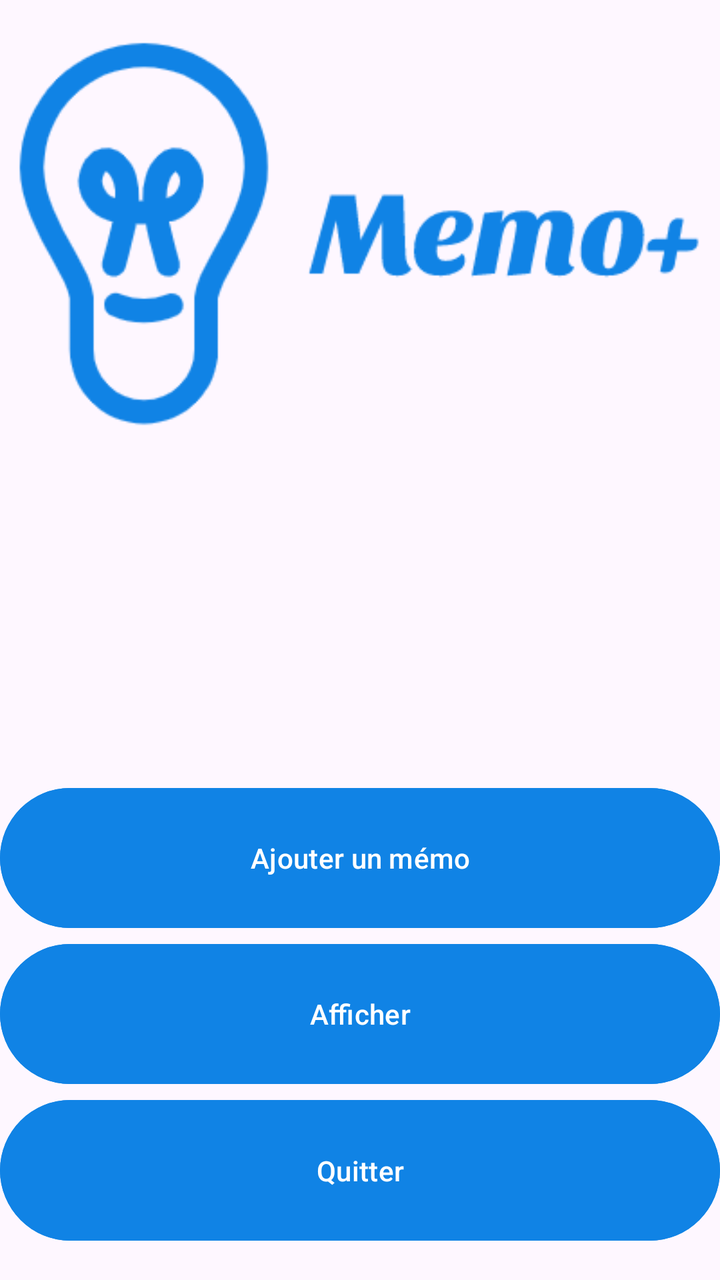
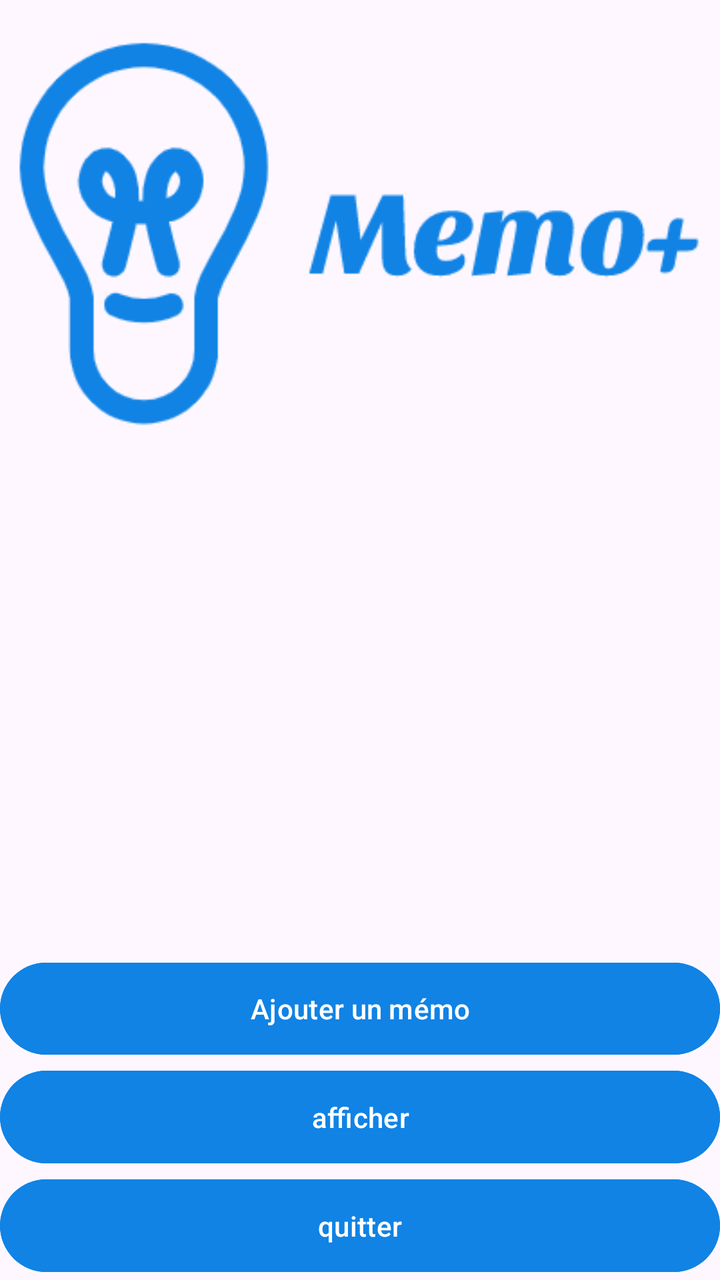

Two renders of the same Android screen: before a commit and after it. Below are the layout's source before the change and the commit's diff.
<!-- AndroidManifest.xml: application theme Theme.Annexe1 -->
<!-- res/layout/activity_main.xml -->
<?xml version="1.0" encoding="utf-8"?>
<LinearLayout xmlns:android="http://schemas.android.com/apk/res/android"
    xmlns:app="http://schemas.android.com/apk/res-auto"
    xmlns:tools="http://schemas.android.com/tools"
    android:id="@+id/main"
    android:layout_width="match_parent"
    android:layout_height="match_parent"
    android:orientation="vertical"
    tools:context=".MainActivity" >

    <ImageView
        android:id="@+id/imageView"
        android:layout_width="match_parent"
        android:layout_height="0dp"
        android:layout_weight="1.5"
        app:srcCompat="@drawable/logo" />

    <Space
        android:layout_width="match_parent"
        android:layout_height="0dp"
        android:layout_weight="1" />

    <LinearLayout
        android:layout_width="match_parent"
        android:layout_height="0dp"
        android:layout_weight="1.5"
        android:orientation="vertical">

        <Button
            android:id="@+id/bouton_ajouter"
            android:layout_width="match_parent"
            android:layout_height="0dp"
            android:layout_weight="1"
            android:backgroundTint="#1083e5"
            android:text="Ajouter un mémo" />

        <Button
            android:id="@+id/bouton_afficher"
            android:layout_width="match_parent"
            android:layout_height="0dp"
            android:layout_weight="1"
            android:backgroundTint="#1083e5"
            android:text="Afficher" />

        <Button
            android:id="@+id/bouton_quitter"
            android:layout_width="match_parent"
            android:layout_height="0dp"
            android:layout_weight="1"
            android:backgroundTint="#1083e5"
            android:text="Quitter" />
    </LinearLayout>

    <Space
        android:layout_width="match_parent"
        android:layout_height="0dp"
        android:layout_weight="0.1" />

</LinearLayout>
<!-- resources referenced by this layout -->
<resources>
  <!-- drawable logo: png bitmap (drawable, 16261 bytes) -->
  <style name="Theme.Annexe1" parent="Base.Theme.Annexe1" />
  <style name="Base.Theme.Annexe1" parent="Theme.Material3.DayNight.NoActionBar">
          
          
      </style>
</resources>

<!-- the commit's change to res/layout/activity_main.xml (unified diff, before → after) -->
@@ -6,31 +6,30 @@
     android:layout_width="match_parent"
     android:layout_height="match_parent"
     android:orientation="vertical"
-    tools:context=".MainActivity" >
+    tools:context=".MainActivity">
 
     <ImageView
         android:id="@+id/imageView"
         android:layout_width="match_parent"
-        android:layout_height="0dp"
-        android:layout_weight="1.5"
+        android:layout_height="wrap_content"
         app:srcCompat="@drawable/logo" />
 
     <Space
         android:layout_width="match_parent"
         android:layout_height="0dp"
-        android:layout_weight="1" />
+        android:layout_weight="6" />
 
     <LinearLayout
         android:layout_width="match_parent"
         android:layout_height="0dp"
-        android:layout_weight="1.5"
+        android:layout_weight="4"
         android:orientation="vertical">
 
         <Button
             android:id="@+id/bouton_ajouter"
             android:layout_width="match_parent"
             android:layout_height="0dp"
-            android:layout_weight="1"
+            android:layout_weight="4"
             android:backgroundTint="#1083e5"
             android:text="Ajouter un mémo" />
 
@@ -38,22 +37,16 @@
             android:id="@+id/bouton_afficher"
             android:layout_width="match_parent"
             android:layout_height="0dp"
-            android:layout_weight="1"
+            android:layout_weight="4"
             android:backgroundTint="#1083e5"
-            android:text="Afficher" />
+            android:text="afficher" />
 
         <Button
             android:id="@+id/bouton_quitter"
             android:layout_width="match_parent"
             android:layout_height="0dp"
-            android:layout_weight="1"
+            android:layout_weight="4"
             android:backgroundTint="#1083e5"
-            android:text="Quitter" />
+            android:text="quitter" />
     </LinearLayout>
-
-    <Space
-        android:layout_width="match_parent"
-        android:layout_height="0dp"
-        android:layout_weight="0.1" />
-
 </LinearLayout>
